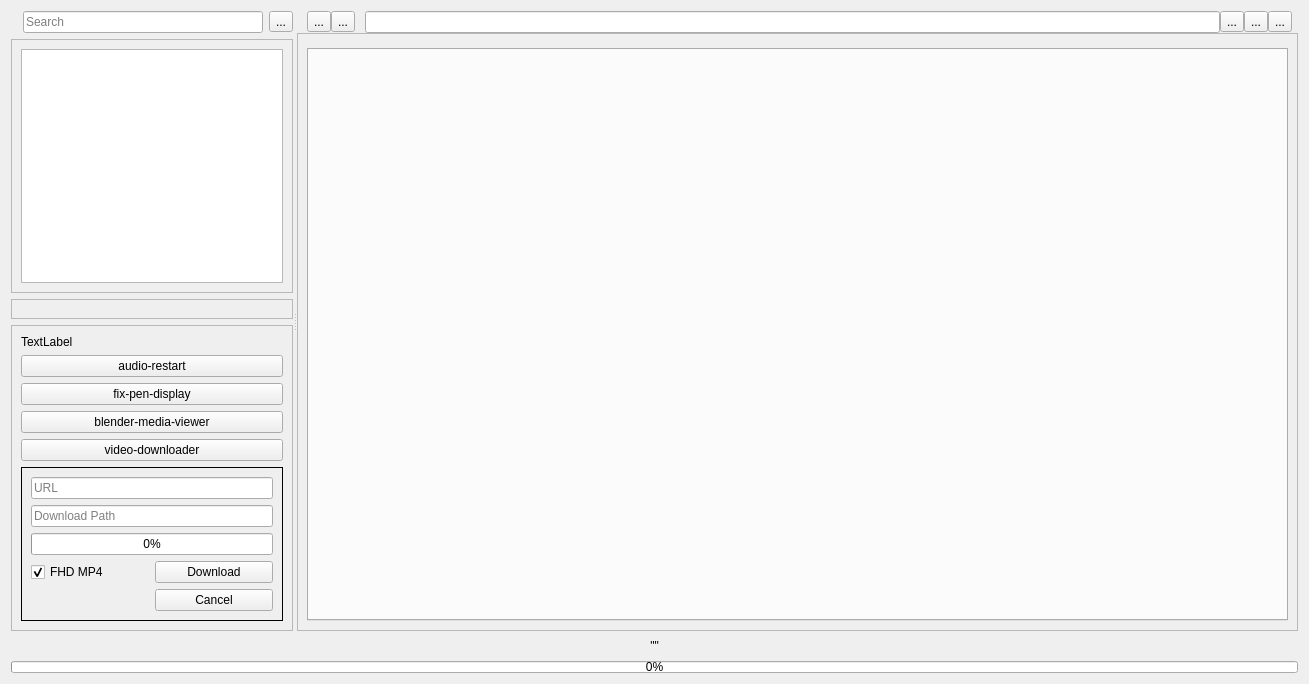
Old version of the form files_3.ui in the repository aumanimationstudios/Files.
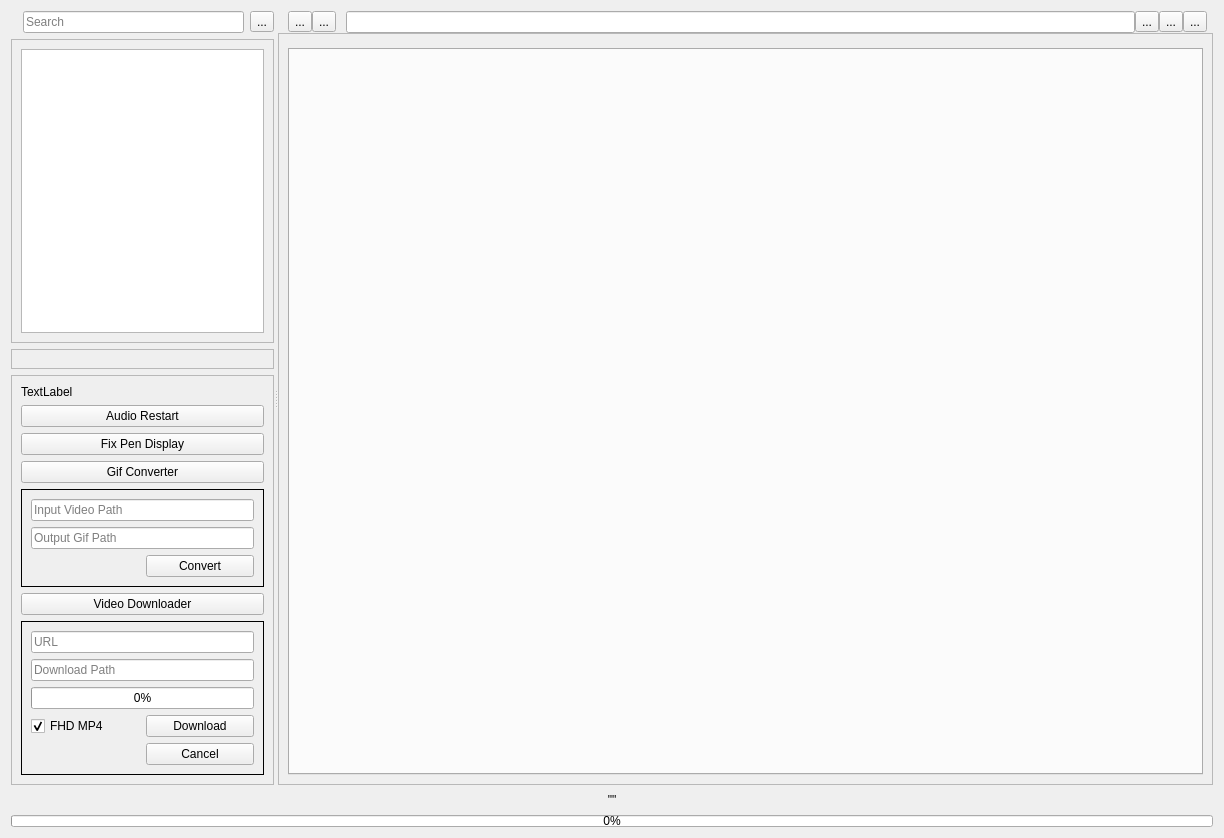
New version of the form.

Commit message: added gif converter

The edit to the form file:
```diff
--- a/files_3.ui
+++ b/files_3.ui
@@ -9,8 +9,8 @@
    <rect>
     <x>0</x>
     <y>0</y>
-    <width>1309</width>
-    <height>684</height>
+    <width>1224</width>
+    <height>838</height>
    </rect>
   </property>
   <property name="windowTitle">
@@ -175,84 +175,7 @@
           <enum>QFrame::Shadow::Raised</enum>
          </property>
          <layout class="QGridLayout" name="gridLayout_8">
-          <item row="3" column="0">
-           <widget class="QPushButton" name="blenderMediaViewerButt">
-            <property name="sizePolicy">
-             <sizepolicy hsizetype="Ignored" vsizetype="Fixed">
-              <horstretch>0</horstretch>
-              <verstretch>0</verstretch>
-             </sizepolicy>
-            </property>
-            <property name="focusPolicy">
-             <enum>Qt::FocusPolicy::NoFocus</enum>
-            </property>
-            <property name="text">
-             <string>blender-media-viewer</string>
-            </property>
-           </widget>
-          </item>
-          <item row="1" column="0">
-           <widget class="QPushButton" name="audioRestartButt">
-            <property name="sizePolicy">
-             <sizepolicy hsizetype="Ignored" vsizetype="Fixed">
-              <horstretch>0</horstretch>
-              <verstretch>0</verstretch>
-             </sizepolicy>
-            </property>
-            <property name="focusPolicy">
-             <enum>Qt::FocusPolicy::NoFocus</enum>
-            </property>
-            <property name="text">
-             <string>audio-restart</string>
-            </property>
-           </widget>
-          </item>
-          <item row="2" column="0">
-           <widget class="QPushButton" name="fixPenDisplayButt">
-            <property name="sizePolicy">
-             <sizepolicy hsizetype="Ignored" vsizetype="Fixed">
-              <horstretch>0</horstretch>
-              <verstretch>0</verstretch>
-             </sizepolicy>
-            </property>
-            <property name="focusPolicy">
-             <enum>Qt::FocusPolicy::NoFocus</enum>
-            </property>
-            <property name="text">
-             <string>fix-pen-display</string>
-            </property>
-           </widget>
-          </item>
-          <item row="0" column="0">
-           <widget class="QLabel" name="tools_label">
-            <property name="sizePolicy">
-             <sizepolicy hsizetype="Ignored" vsizetype="Preferred">
-              <horstretch>0</horstretch>
-              <verstretch>0</verstretch>
-             </sizepolicy>
-            </property>
-            <property name="text">
-             <string>TextLabel</string>
-            </property>
-           </widget>
-          </item>
-          <item row="4" column="0">
-           <widget class="QPushButton" name="videoDownloaderButt">
-            <property name="sizePolicy">
-             <sizepolicy hsizetype="Ignored" vsizetype="Fixed">
-              <horstretch>0</horstretch>
-              <verstretch>0</verstretch>
-             </sizepolicy>
-            </property>
-            <property name="focusPolicy">
-             <enum>Qt::FocusPolicy::NoFocus</enum>
-            </property>
-            <property name="text">
-             <string>video-downloader</string>
-            </property>
-           </widget>
-          </item>
-          <item row="5" column="0">
+          <item row="6" column="0">
            <widget class="QFrame" name="videoDownloaderFrame">
             <property name="sizePolicy">
              <sizepolicy hsizetype="Ignored" vsizetype="Preferred">
@@ -367,6 +290,159 @@
             </layout>
            </widget>
           </item>
+          <item row="5" column="0">
+           <widget class="QPushButton" name="videoDownloaderButt">
+            <property name="sizePolicy">
+             <sizepolicy hsizetype="Ignored" vsizetype="Fixed">
+              <horstretch>0</horstretch>
+              <verstretch>0</verstretch>
+             </sizepolicy>
+            </property>
+            <property name="focusPolicy">
+             <enum>Qt::FocusPolicy::NoFocus</enum>
+            </property>
+            <property name="text">
+             <string>Video Downloader</string>
+            </property>
+           </widget>
+          </item>
+          <item row="0" column="0">
+           <widget class="QLabel" name="tools_label">
+            <property name="sizePolicy">
+             <sizepolicy hsizetype="Ignored" vsizetype="Preferred">
+              <horstretch>0</horstretch>
+              <verstretch>0</verstretch>
+             </sizepolicy>
+            </property>
+            <property name="text">
+             <string>TextLabel</string>
+            </property>
+           </widget>
+          </item>
+          <item row="2" column="0">
+           <widget class="QPushButton" name="fixPenDisplayButt">
+            <property name="sizePolicy">
+             <sizepolicy hsizetype="Ignored" vsizetype="Fixed">
+              <horstretch>0</horstretch>
+              <verstretch>0</verstretch>
+             </sizepolicy>
+            </property>
+            <property name="focusPolicy">
+             <enum>Qt::FocusPolicy::NoFocus</enum>
+            </property>
+            <property name="text">
+             <string>Fix Pen Display</string>
+            </property>
+           </widget>
+          </item>
+          <item row="1" column="0">
+           <widget class="QPushButton" name="audioRestartButt">
+            <property name="sizePolicy">
+             <sizepolicy hsizetype="Ignored" vsizetype="Fixed">
+              <horstretch>0</horstretch>
+              <verstretch>0</verstretch>
+             </sizepolicy>
+            </property>
+            <property name="focusPolicy">
+             <enum>Qt::FocusPolicy::NoFocus</enum>
+            </property>
+            <property name="text">
+             <string>Audio Restart</string>
+            </property>
+           </widget>
+          </item>
+          <item row="3" column="0">
+           <widget class="QPushButton" name="gifConverterButt">
+            <property name="sizePolicy">
+             <sizepolicy hsizetype="Ignored" vsizetype="Fixed">
+              <horstretch>0</horstretch>
+              <verstretch>0</verstretch>
+             </sizepolicy>
+            </property>
+            <property name="focusPolicy">
+             <enum>Qt::FocusPolicy::NoFocus</enum>
+            </property>
+            <property name="text">
+             <string>Gif Converter</string>
+            </property>
+           </widget>
+          </item>
+          <item row="4" column="0">
+           <widget class="QFrame" name="gifConverterFrame">
+            <property name="sizePolicy">
+             <sizepolicy hsizetype="Ignored" vsizetype="Preferred">
+              <horstretch>0</horstretch>
+              <verstretch>0</verstretch>
+             </sizepolicy>
+            </property>
+            <property name="frameShape">
+             <enum>QFrame::Shape::Box</enum>
+            </property>
+            <property name="frameShadow">
+             <enum>QFrame::Shadow::Plain</enum>
+            </property>
+            <property name="lineWidth">
+             <number>1</number>
+            </property>
+            <property name="midLineWidth">
+             <number>0</number>
+            </property>
+            <layout class="QGridLayout" name="gridLayout_14">
+             <item row="0" column="0">
+              <layout class="QGridLayout" name="gridLayout_12">
+               <item row="4" column="0" colspan="2">
+                <widget class="QLineEdit" name="inputVideoBox">
+                 <property name="sizePolicy">
+                  <sizepolicy hsizetype="Ignored" vsizetype="Fixed">
+                   <horstretch>0</horstretch>
+                   <verstretch>0</verstretch>
+                  </sizepolicy>
+                 </property>
+                 <property name="focusPolicy">
+                  <enum>Qt::FocusPolicy::ClickFocus</enum>
+                 </property>
+                 <property name="placeholderText">
+                  <string>Input Video Path</string>
+                 </property>
+                </widget>
+               </item>
+               <item row="5" column="0" colspan="2">
+                <widget class="QLineEdit" name="outputGifBox">
+                 <property name="sizePolicy">
+                  <sizepolicy hsizetype="Ignored" vsizetype="Fixed">
+                   <horstretch>0</horstretch>
+                   <verstretch>0</verstretch>
+                  </sizepolicy>
+                 </property>
+                 <property name="focusPolicy">
+                  <enum>Qt::FocusPolicy::ClickFocus</enum>
+                 </property>
+                 <property name="placeholderText">
+                  <string>Output Gif Path</string>
+                 </property>
+                </widget>
+               </item>
+               <item row="6" column="1">
+                <widget class="QPushButton" name="gifConvertButt">
+                 <property name="sizePolicy">
+                  <sizepolicy hsizetype="Ignored" vsizetype="Fixed">
+                   <horstretch>0</horstretch>
+                   <verstretch>0</verstretch>
+                  </sizepolicy>
+                 </property>
+                 <property name="focusPolicy">
+                  <enum>Qt::FocusPolicy::NoFocus</enum>
+                 </property>
+                 <property name="text">
+                  <string>Convert</string>
+                 </property>
+                </widget>
+               </item>
+              </layout>
+             </item>
+            </layout>
+           </widget>
+          </item>
          </layout>
         </widget>
        </item>
```
The commit also changes 1 other file.
